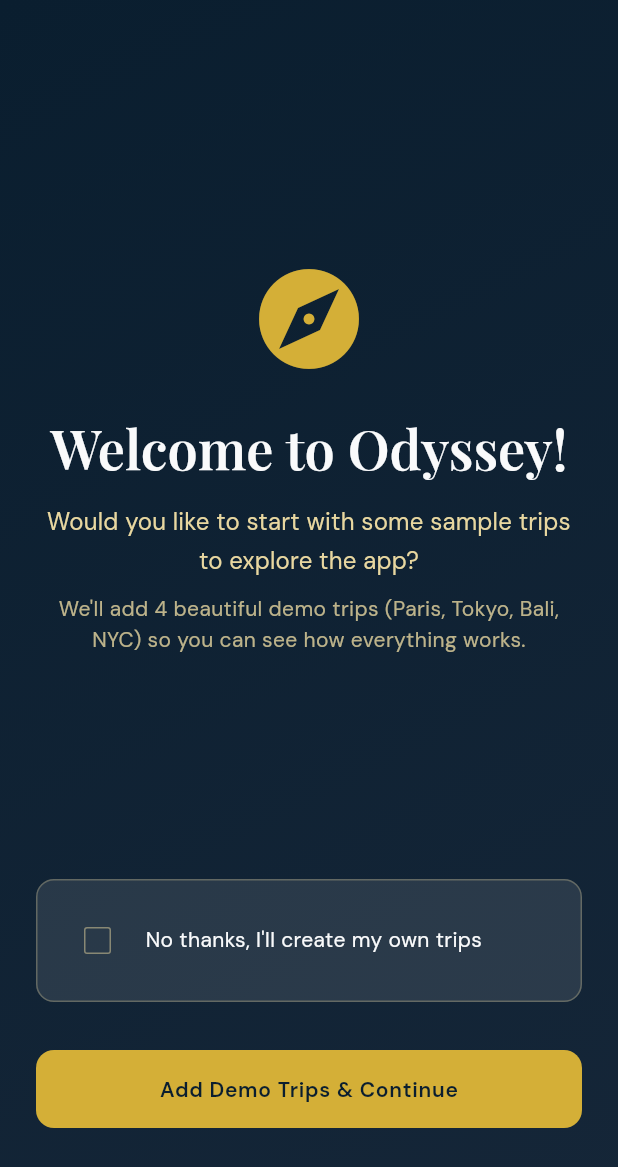
After one commit to theprantadutta/odyssey, a Flutter app: the OnboardingScreen screen opened by its route, on a phone screen of 412 x 824 dp. The commit adds this screen. Shown: the top 1167 px of the screen. Run offline on Flutter 3.47's test engine with Material 3 defaults, Android fonts, the phone set to English and light mode, and no system bars; our stand-ins replace cached_network_image, dio, equatable, flutter_animate, flutter_riverpod, flutter_secure_storage and 4 more; accounts and stored records are empty; generated files the repository leaves out were written again.

Commit message:
feat: add onboarding screen with optional demo trips
- Add onboarding screen shown after registration
- Add choice for users to get demo trips or start fresh
- Add storage methods for onboarding completion flag
- Add createDefaultTrips() repository method
- Update router with onboarding route and redirect logic

```diff
--- a/lib/src/core/config/api_config.dart
+++ b/lib/src/core/config/api_config.dart
@@ -27,6 +27,9 @@ class ApiConfig {
   static const String me = '$auth/me';
   static const String logout = '$auth/logout';
 
+  // Trip endpoints
+  static const String defaultTrips = '$trips/default-trips';
+
   // Timeouts
   static const Duration connectTimeout = Duration(seconds: 30);
   static const Duration receiveTimeout = Duration(seconds: 30);
@@ -39,4 +42,5 @@ class ApiConfig {
   // Storage keys
   static const String accessTokenKey = 'access_token';
   static const String userIdKey = 'user_id';
+  static const String onboardingCompletedKey = 'onboarding_completed';
 }
--- a/lib/src/core/services/storage_service.dart
+++ b/lib/src/core/services/storage_service.dart
@@ -42,6 +42,19 @@ class StorageService {
     await _storage.delete(key: ApiConfig.userIdKey);
   }
 
+  // Onboarding
+  Future<void> setOnboardingCompleted(bool completed) async {
+    await _storage.write(
+      key: ApiConfig.onboardingCompletedKey,
+      value: completed.toString(),
+    );
+  }
+
+  Future<bool> isOnboardingCompleted() async {
+    final value = await _storage.read(key: ApiConfig.onboardingCompletedKey);
+    return value == 'true';
+  }
+
   // Clear all data (logout)
   Future<void> clearAll() async {
     await _storage.deleteAll();
--- /dev/null
+++ b/lib/src/features/auth/presentation/screens/onboarding_screen.dart
@@ -0,0 +1,179 @@
+import 'package:flutter/material.dart';
+import 'package:flutter_riverpod/flutter_riverpod.dart';
+import 'package:go_router/go_router.dart';
+import '../../../../common/theme/app_colors.dart';
+import '../../../../common/theme/app_sizes.dart';
+import '../../../../common/theme/app_typography.dart';
+import '../../../../common/widgets/custom_button.dart';
+import '../../../../core/router/app_router.dart';
+import '../../../../core/services/logger_service.dart';
+import '../../../trips/data/repositories/trip_repository.dart';
+import '../providers/auth_provider.dart';
+
+/// Onboarding screen shown after registration
+/// Asks user if they want pre-populated demo trips
+class OnboardingScreen extends ConsumerStatefulWidget {
+  const OnboardingScreen({super.key});
+
+  @override
+  ConsumerState<OnboardingScreen> createState() => _OnboardingScreenState();
+}
+
+class _OnboardingScreenState extends ConsumerState<OnboardingScreen> {
+  bool _keepClean = false; // Checkbox state: "No, I'll create my own"
+  bool _isLoading = false;
+
+  Future<void> _handleContinue() async {
+    setState(() => _isLoading = true);
+
+    try {
+      if (!_keepClean) {
+        // User wants default trips - call backend
+        AppLogger.action('User chose to add demo trips');
+        final tripRepository = TripRepository();
+        await tripRepository.createDefaultTrips();
+        AppLogger.info('Demo trips created successfully');
+      } else {
+        AppLogger.action('User chose to start fresh (no demo trips)');
+      }
+
+      // Mark onboarding as completed
+      await ref.read(authProvider.notifier).completeOnboarding();
+      AppLogger.lifecycle('Onboarding completed');
+
+      if (mounted) {
+        context.go(AppRoutes.home);
+      }
+    } catch (e) {
+      AppLogger.error('Onboarding failed', e);
+      if (mounted) {
+        ScaffoldMessenger.of(context).showSnackBar(
+          SnackBar(
+            content: Text('Error: ${e.toString()}'),
+            backgroundColor: AppColors.error,
+          ),
+        );
+        setState(() => _isLoading = false);
+      }
+    }
+  }
+
+  @override
+  Widget build(BuildContext context) {
+    return Scaffold(
+      body: Container(
+        decoration: const BoxDecoration(
+          gradient: AppColors.primaryGradient,
+        ),
+        child: SafeArea(
+          child: Padding(
+            padding: const EdgeInsets.all(AppSizes.space24),
+            child: Column(
+              mainAxisAlignment: MainAxisAlignment.center,
+              crossAxisAlignment: CrossAxisAlignment.stretch,
+              children: [
+                const Spacer(),
+
+                // Welcome Icon
+                const Icon(
+                  Icons.explore,
+                  size: 80,
+                  color: AppColors.sunsetGold,
+                ),
+                const SizedBox(height: AppSizes.space24),
+
+                // Welcome Title
+                Text(
+                  'Welcome to Odyssey!',
+                  style: AppTypography.displaySmall.copyWith(
+                    color: AppColors.textOnDark,
+                  ),
+                  textAlign: TextAlign.center,
+                ),
+                const SizedBox(height: AppSizes.space16),
+
+                // Description
+                Text(
+                  'Would you like to start with some sample trips to explore the app?',
+                  style: AppTypography.bodyLarge.copyWith(
+                    color: AppColors.softGold,
+                  ),
+                  textAlign: TextAlign.center,
+                ),
+                const SizedBox(height: AppSizes.space8),
+
+                Text(
+                  "We'll add 4 beautiful demo trips (Paris, Tokyo, Bali, NYC) so you can see how everything works.",
+                  style: AppTypography.bodyMedium.copyWith(
+                    color: AppColors.softGold.withValues(alpha: 0.8),
+                  ),
+                  textAlign: TextAlign.center,
+                ),
+
+                const Spacer(),
+
+                // Checkbox for "Keep Clean"
+                InkWell(
+                  onTap: () => setState(() => _keepClean = !_keepClean),
+                  borderRadius: BorderRadius.circular(AppSizes.radiusMd),
+                  child: Container(
+                    padding: const EdgeInsets.all(AppSizes.space16),
+                    decoration: BoxDecoration(
+                      color: Colors.white.withValues(alpha: 0.1),
+                      borderRadius: BorderRadius.circular(AppSizes.radiusMd),
+                      border: Border.all(
+                        color: _keepClean
+                            ? AppColors.sunsetGold
+                            : AppColors.softGold.withValues(alpha: 0.3),
+                      ),
+                    ),
+                    child: Row(
+                      children: [
+                        Checkbox(
+                          value: _keepClean,
+                          onChanged: (value) =>
+                              setState(() => _keepClean = value ?? false),
+                          fillColor: WidgetStateProperty.resolveWith((states) {
+                            if (states.contains(WidgetState.selected)) {
+                              return AppColors.sunsetGold;
+                            }
+                            return Colors.transparent;
+                          }),
+                          checkColor: AppColors.midnightBlue,
+                          side: BorderSide(
+                            color: AppColors.softGold.withValues(alpha: 0.5),
+                          ),
+                        ),
+                        const SizedBox(width: AppSizes.space8),
+                        Expanded(
+                          child: Text(
+                            "No thanks, I'll create my own trips",
+                            style: AppTypography.bodyMedium.copyWith(
+                              color: AppColors.textOnDark,
+                            ),
+                          ),
+                        ),
+                      ],
+                    ),
+                  ),
+                ),
+                const SizedBox(height: AppSizes.space32),
+
+                // Continue Button
+                CustomButton(
+                  text: _keepClean
+                      ? 'Start Fresh'
+                      : 'Add Demo Trips & Continue',
+                  onPressed: _isLoading ? null : _handleContinue,
+                  isLoading: _isLoading,
+                ),
+
+                const SizedBox(height: AppSizes.space48),
+              ],
+            ),
+          ),
+        ),
+      ),
+    );
+  }
+}
--- a/lib/src/features/trips/data/repositories/trip_repository.dart
+++ b/lib/src/features/trips/data/repositories/trip_repository.dart
@@ -74,6 +74,15 @@ class TripRepository {
     }
   }
 
+  /// Create default trips for new user (called during onboarding)
+  Future<void> createDefaultTrips() async {
+    try {
+      await _dioClient.post(ApiConfig.defaultTrips);
+    } on DioException catch (e) {
+      throw _handleError(e);
+    }
+  }
+
   /// Handle Dio errors
   String _handleError(DioException error) {
     if (error.response?.data != null && error.response!.data is Map) {
```
